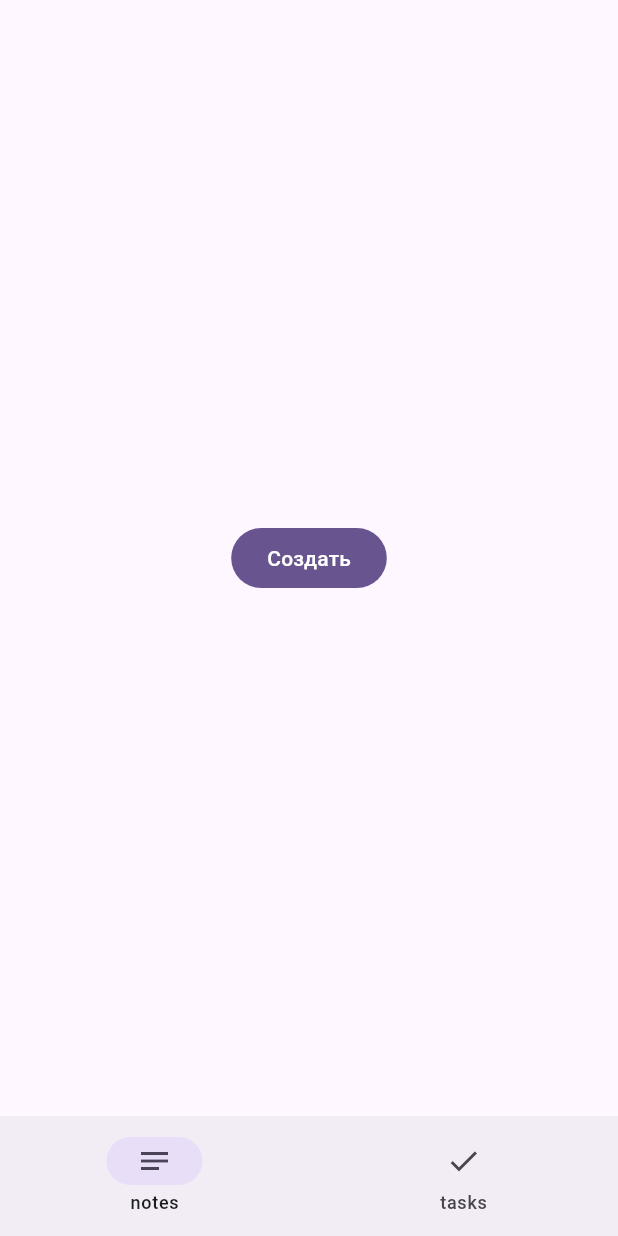
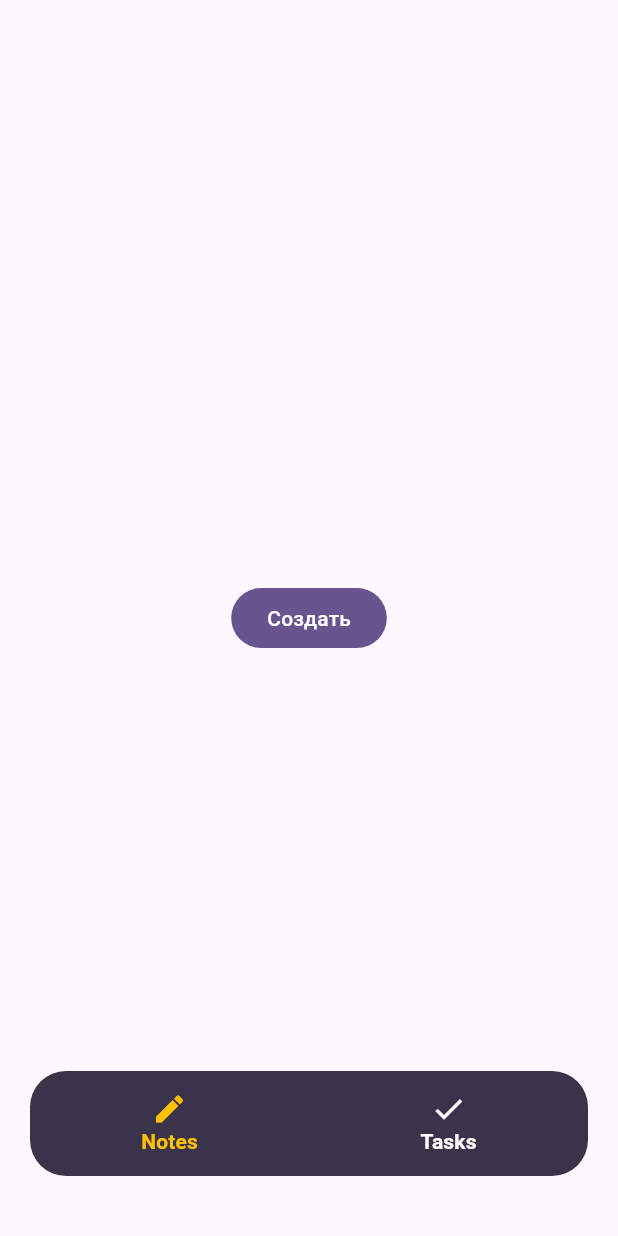
Before and after one commit to 13PurpleHaze/unotes, a Flutter app: the CreateNoteDetail screen opened by its route, on a phone screen of 412 x 824 dp. Run offline on Flutter 3.47's test engine with Material 3 defaults, Android fonts, the phone set to English and light mode, and no system bars; our stand-ins replace drift, drift_flutter, go_router; accounts and stored records are empty; generated files the repository leaves out were written again.

Commit message:
feature/nav-bar-widget add custom BottomNavBar widget

```diff
--- /dev/null
+++ b/lib/app/navigation/bottom_nav_bar.dart
@@ -0,0 +1,89 @@
+import 'package:flutter/material.dart';
+import 'package:notesapp/app/navigation/tab_item.dart';
+
+const double bottomNavBarHeight = 70;
+
+class BottomNavBar extends StatefulWidget {
+  var activeIndex = 0;
+  final List<TabItem> tabs;
+  final ValueChanged<int> onTabChange;
+
+  BottomNavBar({
+    super.key,
+    this.activeIndex = 0,
+    required this.tabs,
+    required this.onTabChange,
+  });
+
+  @override
+  State<BottomNavBar> createState() => _BottomNavBarState();
+}
+
+class _BottomNavBarState extends State<BottomNavBar> {
+  @override
+  Widget build(BuildContext context) {
+    return SizedBox(
+      height: bottomNavBarHeight,
+      child: Row(
+        children: _generateTabs(),
+        crossAxisAlignment: CrossAxisAlignment.stretch,
+      ),
+    );
+  }
+
+  _generateTabs() {
+    return widget.tabs
+        .asMap()
+        .map((index, tab) {
+          return MapEntry(
+              index,
+              Flexible(
+                  fit: FlexFit.tight,
+                  child: Material(
+                      color:
+                          Theme.of(context).navigationBarTheme.backgroundColor,
+                      borderRadius: _getBorderRadiusForTab(index),
+                      child: InkWell(
+                          customBorder: RoundedRectangleBorder(
+                            borderRadius: _getBorderRadiusForTab(index),
+                          ),
+                          onTap: () => widget.onTabChange(index),
+                          child: Column(
+                              mainAxisAlignment: MainAxisAlignment.center,
+                              children: [
+                                Icon(
+                                  tab.icon.icon,
+                                  color: index == widget.activeIndex
+                                      ? Colors.amber
+                                      : Colors.white,
+                                ),
+                                Text(
+                                  tab.text,
+                                  style: Theme.of(context)
+                                      .textTheme
+                                      .titleSmall
+                                      ?.copyWith(
+                                          fontWeight: FontWeight.bold,
+                                          color: index == widget.activeIndex
+                                              ? Colors.amber
+                                              : Colors.white),
+                                )
+                              ])))));
+        })
+        .values
+        .toList();
+  }
+
+  BorderRadius _getBorderRadiusForTab(index) {
+    return BorderRadius.only(
+      topLeft: index == 0 ? const Radius.circular(24) : Radius.zero,
+      bottomLeft: index == 0 ? const Radius.circular(24) : Radius.zero,
+      topRight: index == widget.tabs.length - 1
+          ? const Radius.circular(24)
+          : Radius.zero,
+      bottomRight: index == widget.tabs.length - 1
+          ? const Radius.circular(24)
+          : Radius.zero,
+    );
+  }
+}
--- a/lib/app/navigation/root_screen.dart
+++ b/lib/app/navigation/root_screen.dart
@@ -1,5 +1,7 @@
 import 'package:flutter/material.dart';
 import 'package:go_router/go_router.dart';
+import 'package:notesapp/app/navigation/bottom_nav_bar.dart';
+import 'package:notesapp/app/navigation/tab_item.dart';
 
 class RootScreen extends StatelessWidget {
   final StatefulNavigationShell navigationShell;
@@ -8,25 +10,29 @@ class RootScreen extends StatelessWidget {
   @override
   Widget build(BuildContext context) {
     return Scaffold(
-      body: navigationShell,
-      bottomNavigationBar: NavigationBar(
-          selectedIndex: navigationShell.currentIndex,
-          onDestinationSelected: (int index) {
+      body: Stack(
+        children: [
+          navigationShell,
+          Positioned(
+            left: 20,
+            right: 20,
+            bottom: 40,
+            child: BottomNavBar(
+              onTabChange: (int index) {
                 navigationShell.goBranch(
                   index,
                   initialLocation: index == navigationShell.currentIndex,
                 );
               },
-          destinations: const [
-            NavigationDestination(
-              icon: Icon(Icons.notes),
-              label: 'notes',
+              activeIndex: navigationShell.currentIndex,
+              tabs: const [
+                TabItem(text: 'Notes', icon: Icon(Icons.edit)),
+                TabItem(text: 'Tasks', icon: Icon(Icons.done))
+              ],
             ),
-            NavigationDestination(
-              icon: Icon(Icons.done),
-              label: 'tasks',
           )
-          ]),
+        ],
+      ),
     );
   }
 }
--- /dev/null
+++ b/lib/app/navigation/tab_item.dart
@@ -0,0 +1,8 @@
+import 'package:flutter/material.dart';
+
+class TabItem {
+  final String text;
+  final Icon icon;
+
+  const TabItem({required this.text, required this.icon});
+}
--- a/lib/main.dart
+++ b/lib/main.dart
@@ -17,10 +17,12 @@ class App extends StatelessWidget {
   Widget build(BuildContext context) {
     return MaterialApp.router(
       routerConfig: router,
+      // TODO: вынести тему и добавить темную
       theme: ThemeData(
-        colorScheme: ColorScheme.fromSeed(seedColor: Colors.deepPurple),
-        useMaterial3: true,
-      ),
+          colorScheme: ColorScheme.fromSeed(seedColor: Colors.deepPurple),
+          useMaterial3: true,
+          navigationBarTheme: const NavigationBarThemeData(
+              backgroundColor: Color.fromARGB(255, 59, 51, 73))),
     );
   }
 }
```
Lines whose indentation alone changed are shown as unchanged.
